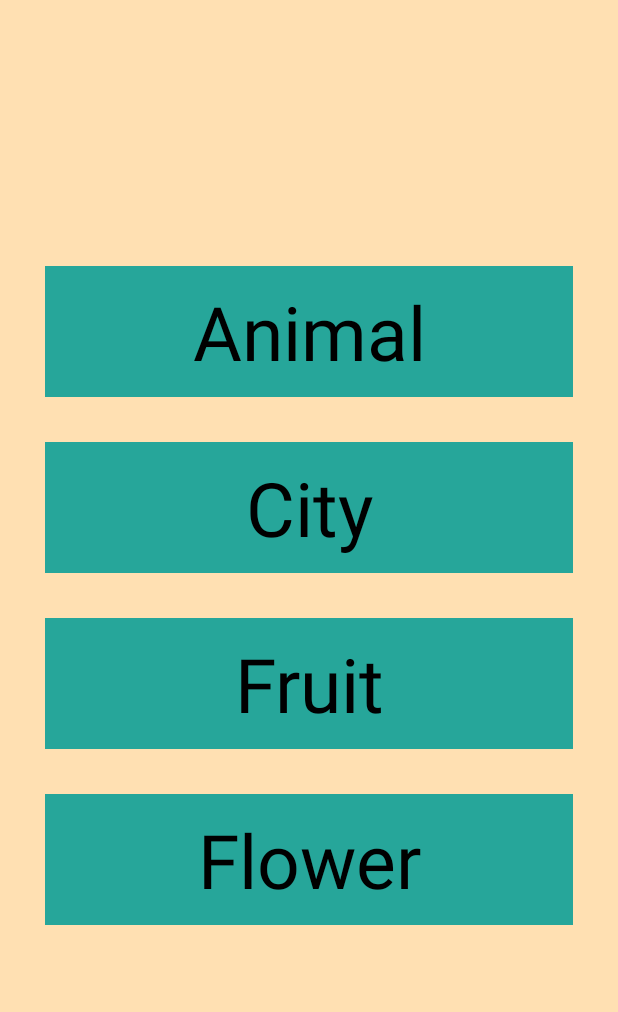
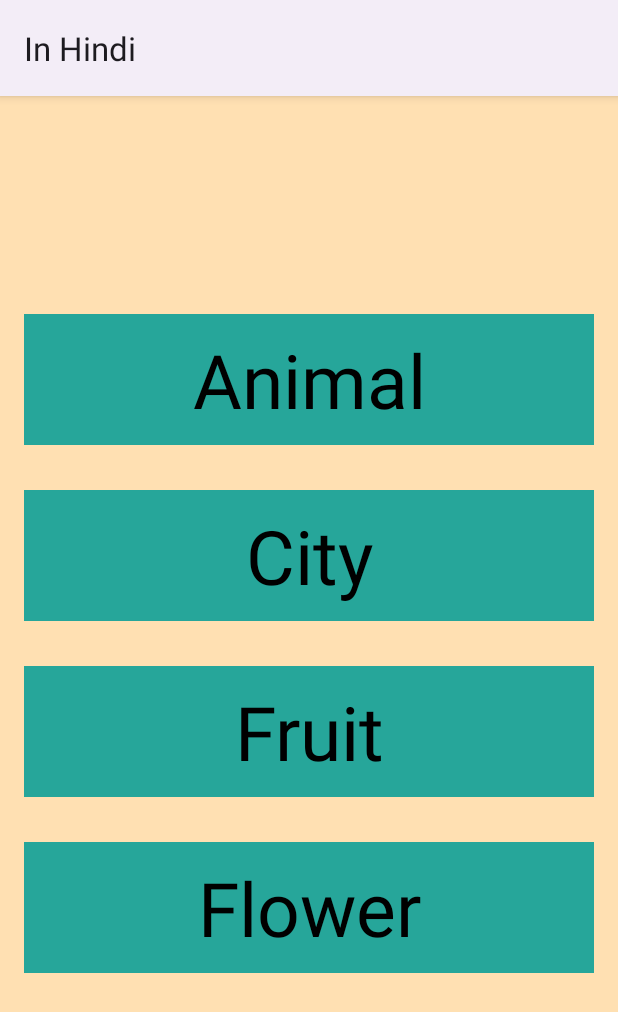
Before and after one commit to KanhaiyaKumarShukla/View-Pager-Example, an Android app: the screen it shows after launch (MainActivity), on a phone screen of 412 x 824 dp. Shown: the top 1012 px of the screen. Run offline under Robolectric (Android 15) with nearby library versions, the phone set to English and light mode, and no system bars.

Commit message:
another commit

```diff
--- a/app/src/main/res/layout/activity_main.xml
+++ b/app/src/main/res/layout/activity_main.xml
@@ -8,15 +8,29 @@
     android:gravity="center"
     tools:context=".MainActivity"
     android:background="#ffe0b2">
-
+    <FrameLayout
+        android:layout_width="match_parent"
+        android:layout_height="wrap_content"
+        android:background="#26a69a"
+        android:layout_marginEnd="16dp"
+        android:layout_marginStart="16dp"
+        android:layout_marginBottom="30dp">
     <TextView
         android:id="@+id/tvAnimal"
         android:layout_width="match_parent"
         android:layout_height="wrap_content"
         android:text="@string/animal"
         style="@style/tvStyle"
+        android:background="?android:attr/selectableItemBackground"
+        />
+    </FrameLayout>
+    <FrameLayout
+        android:layout_width="match_parent"
+        android:layout_height="wrap_content"
         android:background="#26a69a"
-        />
+        android:layout_marginEnd="16dp"
+        android:layout_marginStart="16dp"
+        android:layout_marginBottom="30dp">
     <TextView
         android:id="@+id/tvCity"
         android:layout_width="match_parent"
@@ -25,6 +39,14 @@
         style="@style/tvStyle"
         android:background="#26a69a"
         />
+    </FrameLayout>
+    <FrameLayout
+        android:layout_width="match_parent"
+        android:layout_height="wrap_content"
+        android:background="#26a69a"
+        android:layout_marginEnd="16dp"
+        android:layout_marginStart="16dp"
+        android:layout_marginBottom="30dp">
     <TextView
         android:id="@+id/tvFruit"
         android:layout_width="match_parent"
@@ -33,6 +55,15 @@
         style="@style/tvStyle"
         android:background="#26a69a"
         />
+    </FrameLayout>
+
+    <FrameLayout
+        android:layout_width="match_parent"
+        android:layout_height="wrap_content"
+        android:background="#26a69a"
+        android:layout_marginEnd="16dp"
+        android:layout_marginStart="16dp"
+        android:layout_marginBottom="30dp">
     <TextView
         android:id="@+id/tvFlower"
         android:layout_width="match_parent"
@@ -41,5 +72,6 @@
         style="@style/tvStyle"
         android:background="#26a69a"
         />
+    </FrameLayout>
 
 </LinearLayout>
--- a/app/src/main/res/layout/words_list.xml
+++ b/app/src/main/res/layout/words_list.xml
@@ -6,10 +6,8 @@
     android:layout_height="match_parent"
     android:orientation="vertical"
     android:id="@+id/item_List"
-    android:paddingBottom="8dp"
-    android:paddingTop="8dp"
-    android:paddingStart="8dp"
-    android:paddingEnd="8dp"
+    android:padding="8dp"
+    android:drawSelectorOnTop="true"
     >
 
 </ListView>
--- a/app/src/main/res/values/colors.xml
+++ b/app/src/main/res/values/colors.xml
@@ -6,4 +6,7 @@
     <color name="dark_brown">#A0614C</color>
     <color name="dark_blue">#0288d1</color>
     <color name="dark_pink">#ad1457</color>
+    <color name="my_light_primary">#0A8072</color>
+    <color name="status_bar_color">#08463E</color>
+    <color name="action_bar_variant_color">#08463E</color>
 </resources>
--- a/app/src/main/res/values/strings.xml
+++ b/app/src/main/res/values/strings.xml
@@ -5,4 +5,5 @@
     <string name="fruit">Fruit</string>
     <string name="flower">Flower</string>
     <string name="image">Image</string>
+    <string name="play_icon">Play Icon</string>
 </resources>
--- a/app/src/main/res/values/style.xml
+++ b/app/src/main/res/values/style.xml
@@ -3,11 +3,8 @@
     <style name="tvStyle">
         <item name="android:textSize">50sp</item>
         <item name="android:textColor">@color/black</item>
-        <item name="android:layout_marginLeft">30dp</item>
-        <item name="android:layout_marginRight">30dp</item>
         <item name="android:gravity">center_horizontal</item>
         <item name="android:paddingTop">10dp</item>
         <item name="android:paddingBottom">10dp</item>
-        <item name="android:layout_marginBottom">30dp</item>
     </style>
 </resources>
--- a/app/src/main/res/values/themes.xml
+++ b/app/src/main/res/values/themes.xml
@@ -1,8 +1,9 @@
 <resources xmlns:tools="http://schemas.android.com/tools">
     <!-- Base application theme. -->
-    <style name="Base.Theme.InHindi" parent="Theme.Material3.DayNight.NoActionBar">
+    <style name="Base.Theme.InHindi" parent="Theme.Material3.DayNight">
         <!-- Customize your light theme here. -->
-        <!-- <item name="colorPrimary">@color/my_light_primary</item> -->
+         <item name="android:colorPrimary">@color/my_light_primary</item>
+        <item name="android:statusBarColor">@color/status_bar_color</item>
     </style>
 
     <style name="Theme.InHindi" parent="Base.Theme.InHindi" />
```
Also changed, not shown: app/src/main/AndroidManifest.xml (+24 -4 lines), app/src/main/java/com/example/inhindi/animal.kt (+28 -4 lines), app/src/main/java/com/example/inhindi/city.kt (+22 -5 lines), app/src/main/java/com/example/inhindi/flower.kt (+22 -4 lines), app/src/main/java/com/example/inhindi/fruit.kt (+23 -4 lines), app/src/main/res/layout/item_layout.xml (+28 -14 lines).
